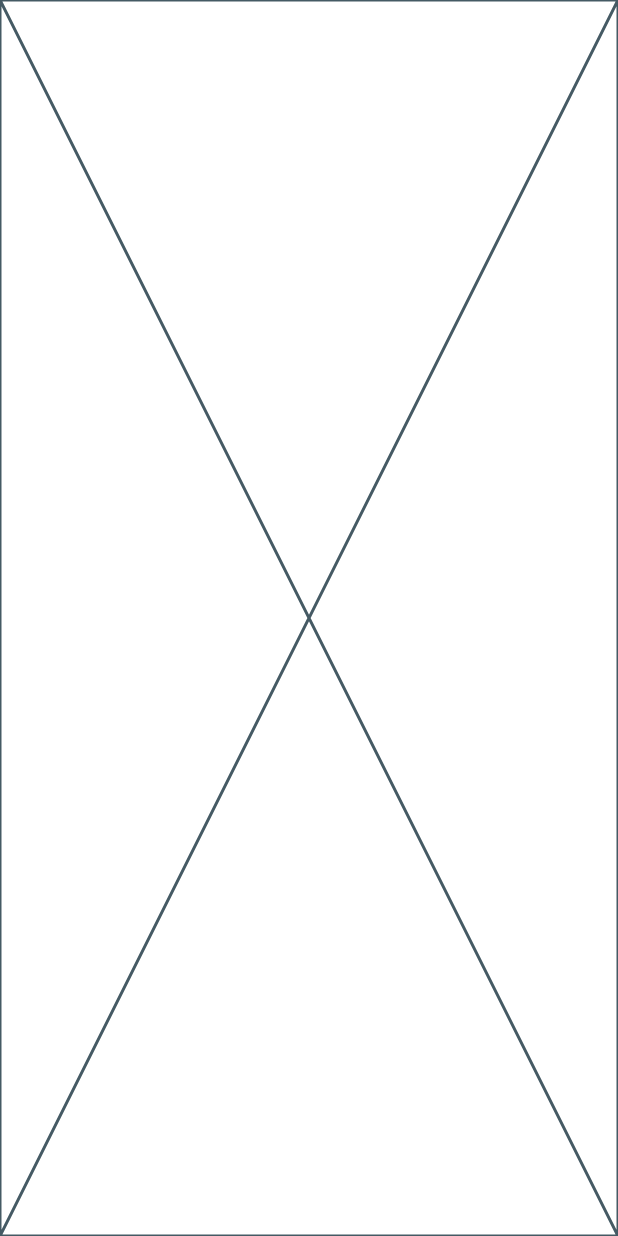
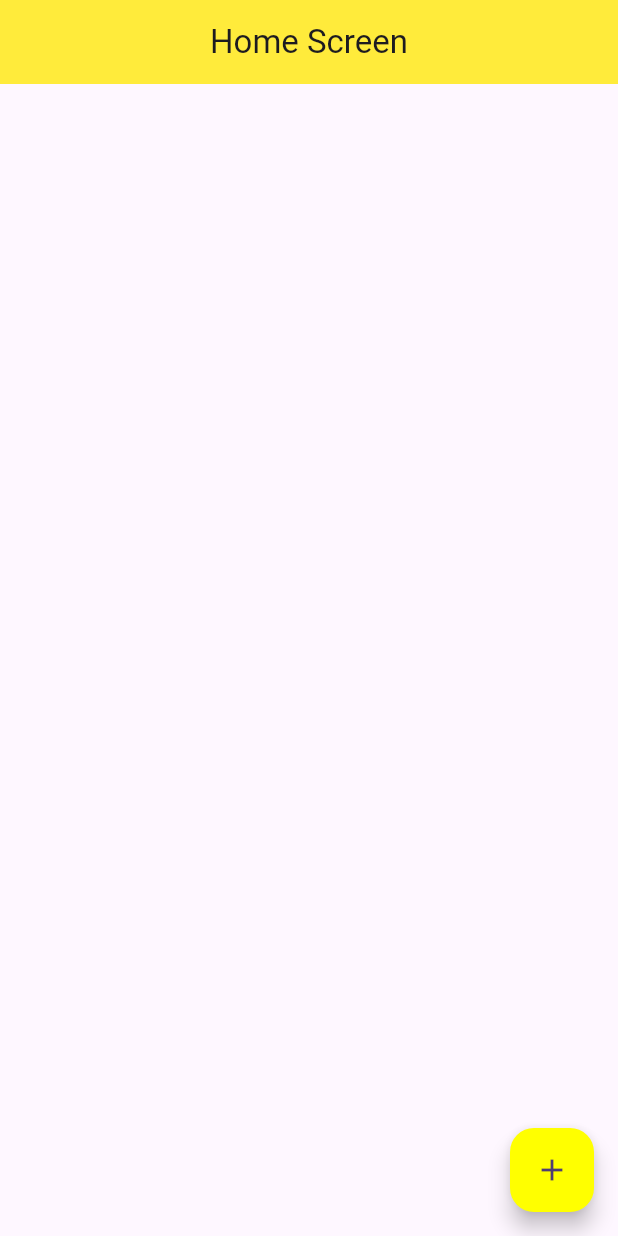
Before and after one commit to AbuBakar044/flutter_batch_8, a Flutter app: the screen it shows after launch, on a phone screen of 412 x 824 dp. Run offline on Flutter 3.47's test engine with Material 2 defaults, Android fonts, the light colour scheme and no system bars.

Commit message:
Added new screens
Added new screens

```diff
--- a/lib/home_screen.dart
+++ b/lib/home_screen.dart
@@ -1,5 +1,6 @@
 import 'package:flutter/foundation.dart';
 import 'package:flutter/material.dart';
+import 'package:flutter_batch_8/add_friend_screen.dart';
 
 class HomeScreen extends StatefulWidget {
   const HomeScreen({super.key});
@@ -11,6 +12,22 @@ class HomeScreen extends StatefulWidget {
 class _HomeScreenState extends State<HomeScreen> {
   @override
   Widget build(BuildContext context) {
-    return const Placeholder();
+    return Scaffold(
+      appBar: AppBar(
+        backgroundColor: Colors.yellow,
+        title: Text('Home Screen'),
+        centerTitle: true,
+      ),
+      floatingActionButton: FloatingActionButton(
+        backgroundColor: Colors.yellowAccent,
+        onPressed: () {
+          Navigator.push(context,
+              MaterialPageRoute(builder: (context) => AddFriendScreen()));
+        },
+        child: Icon(
+          Icons.add,
+        ),
+      ),
+    );
   }
 }
--- a/lib/splash_screen.dart
+++ b/lib/splash_screen.dart
@@ -13,8 +13,8 @@ class _SplashScreenState extends State<SplashScreen> {
   @override
   void initState() {
     Future.delayed(const Duration(seconds: 5), () {
-      Navigator.push(
-          context, MaterialPageRoute(builder: (context) => HomeScreen()));
+      Navigator.pushReplacement(
+          context, MaterialPageRoute(builder: (context) => const HomeScreen()));
     });
     super.initState();
   }
```
Also changed, not shown: lib/add_friend_screen.dart (added, +66 -0 lines).
